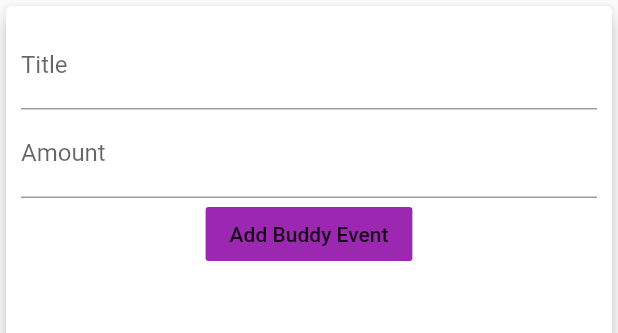
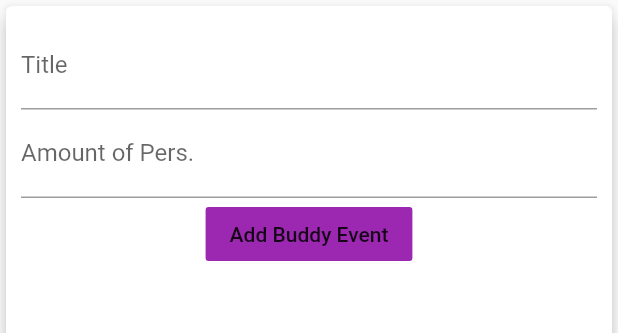
Before and after one commit to nathantambeur/Hackatlon, a Flutter app: the NewEvent widget shown alone on an empty page, opened directly with empty values, on a phone screen of 412 x 824 dp. Shown: the top 333 px of the screen. Run offline on Flutter 3.47's test engine with Material 2 defaults, Android fonts, the phone set to English and light mode, and no system bars; our stand-ins replace flushbar, getwidget, like_button, table_calendar; missing offline and left inert: dart:html, flutter_dialogflow; network calls fail; project files that could hold a hidden picture were left out.

Commit message:
final no chat

```diff
--- a/calender/lib/BuddyEvents/widgets/new_event.dart
+++ b/calender/lib/BuddyEvents/widgets/new_event.dart
@@ -32,7 +32,7 @@ class _NewEventState extends State<NewEvent> {
           TextField(
             keyboardType: TextInputType.number,
             controller: amountController,
-            decoration: InputDecoration(labelText: 'Amount'),
+            decoration: InputDecoration(labelText: 'Amount of Pers.'),
             onSubmitted: (_) {
               submitdata();
             },
--- a/calender/lib/Recomendations/widgets/event_page.dart
+++ b/calender/lib/Recomendations/widgets/event_page.dart
@@ -1,6 +1,8 @@
 import 'package:flutter/material.dart';
 
 import 'package:getwidget/getwidget.dart';
+
+import '../../BuddyEvents/main.dart';
 
 // importing material design library
 
@@ -35,7 +37,8 @@ class _EventPageState extends State<EventPage> {
         buttonBar: GFButtonBar(
           children: <Widget>[
             ElevatedButton.icon(
-              onPressed: () {},
+              onPressed: () =>
+                  BuddyEventPageState().startAddNewEventSomwhereElse(context),
               icon: Icon(Icons.follow_the_signs_rounded),
               label: Text("Looking for a friend"),
               style: ElevatedButton.styleFrom(
```
